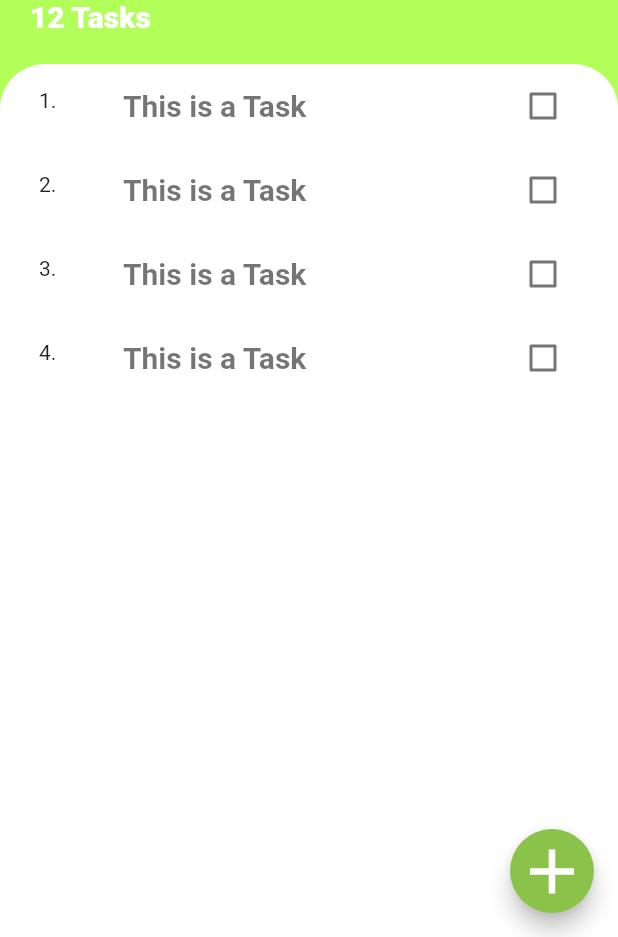
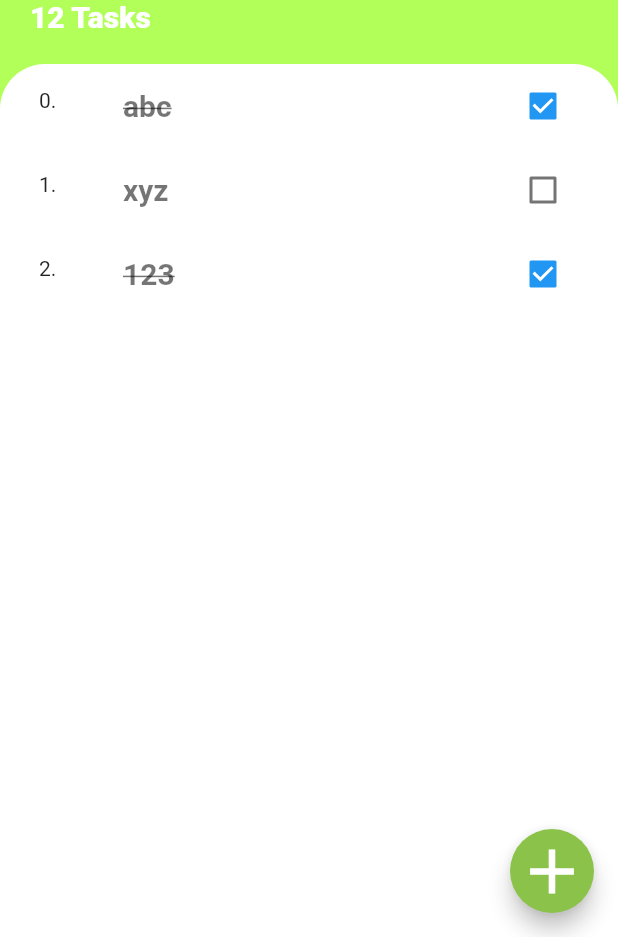
Before and after one commit to deepakbiltoria/check_list, a Flutter app: the screen it shows after launch, on a phone screen of 412 x 824 dp, the part 299-1236 px from its top. Run offline on Flutter 3.47's test engine with Material 2 defaults, Android fonts, the phone set to English and light mode, and no system bars.

Commit message:
moved task database to the grandparent node taskscreen and now providing and updating data from there to the child  nodes and vice versa via callbacks

```diff
--- a/lib/models/taskBank.dart
+++ /dev/null
@@ -1,13 +0,0 @@
-import 'package:check_list/models/tasks.dart';
-
-class TaskBank {
-  List<Tasks> task = [
-    Tasks(isChecked: true, taskTitle: 'abc'),
-    Tasks(isChecked: false, taskTitle: 'xyz'),
-    Tasks(isChecked: true, taskTitle: '123')
-  ];
-
-  void setTask(Tasks newTask) {
-    task.add(newTask);
-  }
-}
--- a/lib/screens/task_screen.dart
+++ b/lib/screens/task_screen.dart
@@ -1,3 +1,4 @@
+import 'package:check_list/models/tasks.dart';
 import 'package:check_list/widgets/task_list.dart';
 import 'package:flutter/cupertino.dart';
 
@@ -5,7 +6,18 @@ import 'package:flutter/material.dart';
 
 import 'add_task_screen.dart';
 
-class TaskScreen extends StatelessWidget {
+class TaskScreen extends StatefulWidget {
+  @override
+  _TaskScreenState createState() => _TaskScreenState();
+}
+
+class _TaskScreenState extends State<TaskScreen> {
+  List<Tasks> task = [
+    Tasks(isChecked: true, taskTitle: 'abc'),
+    Tasks(isChecked: false, taskTitle: 'xyz'),
+    Tasks(isChecked: true, taskTitle: '123')
+  ];
+
   @override
   Widget build(BuildContext context) {
     return Scaffold(
@@ -74,7 +86,7 @@ class TaskScreen extends StatelessWidget {
                       topRight: Radius.circular(30.0),
                     ),
                   ),
-                  child: TaskList(),
+                  child: TaskList(task),
                 ),
               ),
             ],
--- a/lib/widgets/task_list.dart
+++ b/lib/widgets/task_list.dart
@@ -1,16 +1,32 @@
+import 'package:check_list/models/tasks.dart';
 import 'package:check_list/widgets/task_tile.dart';
 import 'package:flutter/material.dart';
 
-class TaskList extends StatelessWidget {
+class TaskList extends StatefulWidget {
+  final List<Tasks> task;
+
+  TaskList(this.task);
+
+  @override
+  _TaskListState createState() => _TaskListState();
+}
+
+class _TaskListState extends State<TaskList> {
   @override
   Widget build(BuildContext context) {
-    return ListView(
-      children: [
-        TaskTile(1),
-        TaskTile(2),
-        TaskTile(3),
-        TaskTile(4),
-      ],
+    return ListView.builder(
+      itemCount: widget.task.length,
+      itemBuilder: (context, int index) {
+        return TaskTile(
+            i: index,
+            isChecked: widget.task[index].isChecked,
+            taskTitle: widget.task[index].taskTitle,
+            callCheckboxState: (bool checkboxState) {
+              setState(() {
+                widget.task[index].isChecked = checkboxState;
+              });
+            });
+      },
     );
   }
 }
--- a/lib/widgets/task_tile.dart
+++ b/lib/widgets/task_tile.dart
@@ -1,65 +1,30 @@
 import 'package:flutter/cupertino.dart';
 import 'package:flutter/material.dart';
 
-class TaskTile extends StatefulWidget {
+class TaskTile extends StatelessWidget {
   final int i;
-  TaskTile(this.i);
+  final String taskTitle;
+  final callCheckboxState;
 
-  @override
-  _TaskTileState createState() => _TaskTileState();
-}
+  final isChecked;
 
-class _TaskTileState extends State<TaskTile> {
-  final seqNum = [0, 1, 2, 3, 4, 5];
-
-  bool isChecked = false;
-
-  /*
-   void checkboxCallback(bool checkboxState) {
-    setState(() {
-      this.isChecked = checkboxState;
-    });
-  }
-
-  */
+  TaskTile({this.i, this.isChecked, this.taskTitle, this.callCheckboxState});
 
   @override
   Widget build(BuildContext context) {
     return ListTile(
       leading: Text(
-        "${seqNum[widget.i]}" + ".",
+        "${i}" + ".",
       ),
       title: Text(
-        'This is a Task',
+        taskTitle,
         style: TextStyle(
             decoration: (isChecked ? TextDecoration.lineThrough : null),
             fontSize: 20.0,
             color: Colors.black54,
             fontWeight: FontWeight.w600),
       ),
-      trailing: TaskCheckbox(
-        checkboxState: isChecked,
-        changeCheckState: (bool checkboxState) {
-          setState(() {
-            this.isChecked = checkboxState;
-          });
-        },
-      ),
+      trailing: Checkbox(value: isChecked, onChanged: callCheckboxState),
     );
   }
 }
-
-class TaskCheckbox extends StatelessWidget {
-  final bool checkboxState;
-  final Function changeCheckState;
-
-  TaskCheckbox({@required this.checkboxState, @required this.changeCheckState});
-
-  @override
-  Widget build(BuildContext context) {
-    return Checkbox(
-      value: checkboxState,
-      onChanged: changeCheckState,
-    );
-  }
-}
```
